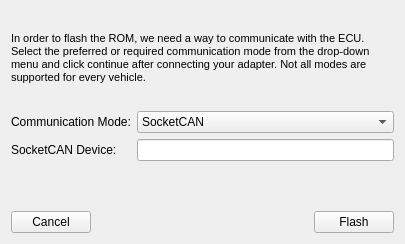
Qt form src/ui/flashwindow.ui (LibreTuner/LibreTuner) before a commit.
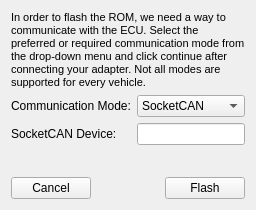
The same form after that commit.

```diff
--- a/src/ui/flashwindow.ui
+++ b/src/ui/flashwindow.ui
@@ -6,12 +6,12 @@
    <rect>
     <x>0</x>
     <y>0</y>
-    <width>405</width>
-    <height>244</height>
+    <width>264</width>
+    <height>207</height>
    </rect>
   </property>
   <property name="sizePolicy">
-   <sizepolicy hsizetype="Minimum" vsizetype="Minimum">
+   <sizepolicy hsizetype="Fixed" vsizetype="Fixed">
     <horstretch>0</horstretch>
     <verstretch>0</verstretch>
    </sizepolicy>
@@ -20,6 +20,9 @@
    <string>Flash ROM</string>
   </property>
   <layout class="QVBoxLayout" name="verticalLayout">
+   <property name="sizeConstraint">
+    <enum>QLayout::SetFixedSize</enum>
+   </property>
    <item>
     <widget class="QStackedWidget" name="stackedWidget">
      <property name="currentIndex">
@@ -130,7 +133,7 @@
    <item>
     <layout class="QHBoxLayout" name="horizontalLayout">
      <property name="sizeConstraint">
-      <enum>QLayout::SetMinimumSize</enum>
+      <enum>QLayout::SetFixedSize</enum>
      </property>
      <item>
       <widget class="QPushButton" name="buttonCancel">
```
Left out of the diff: 3 changed lines with no effect on the pictures.
